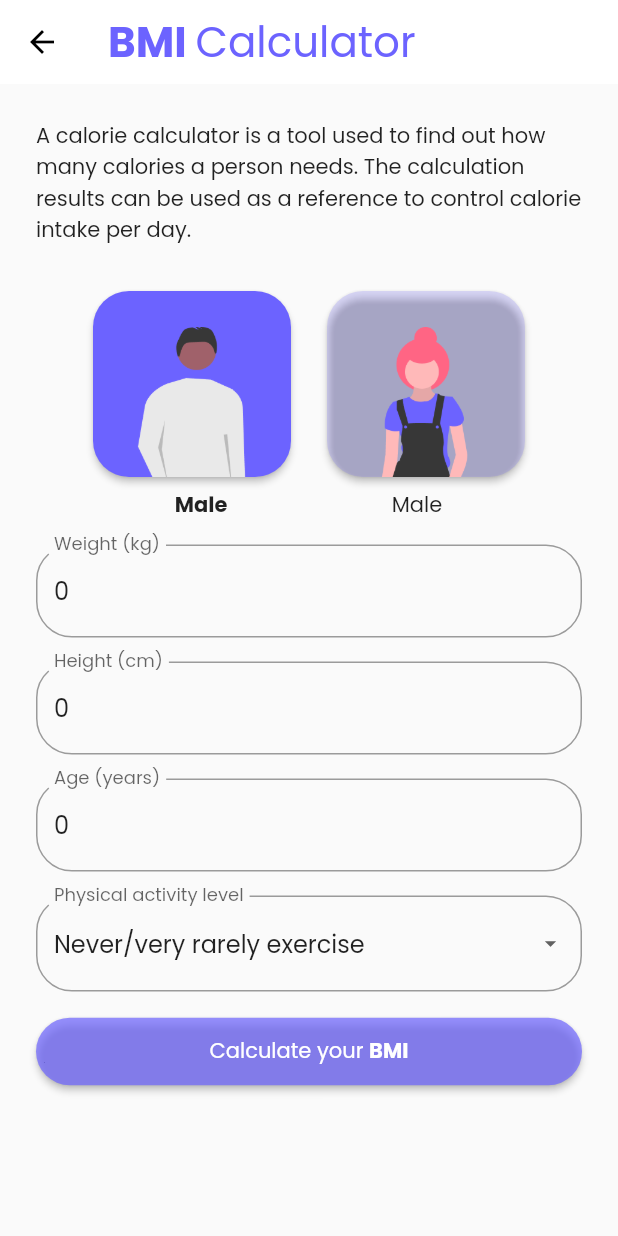
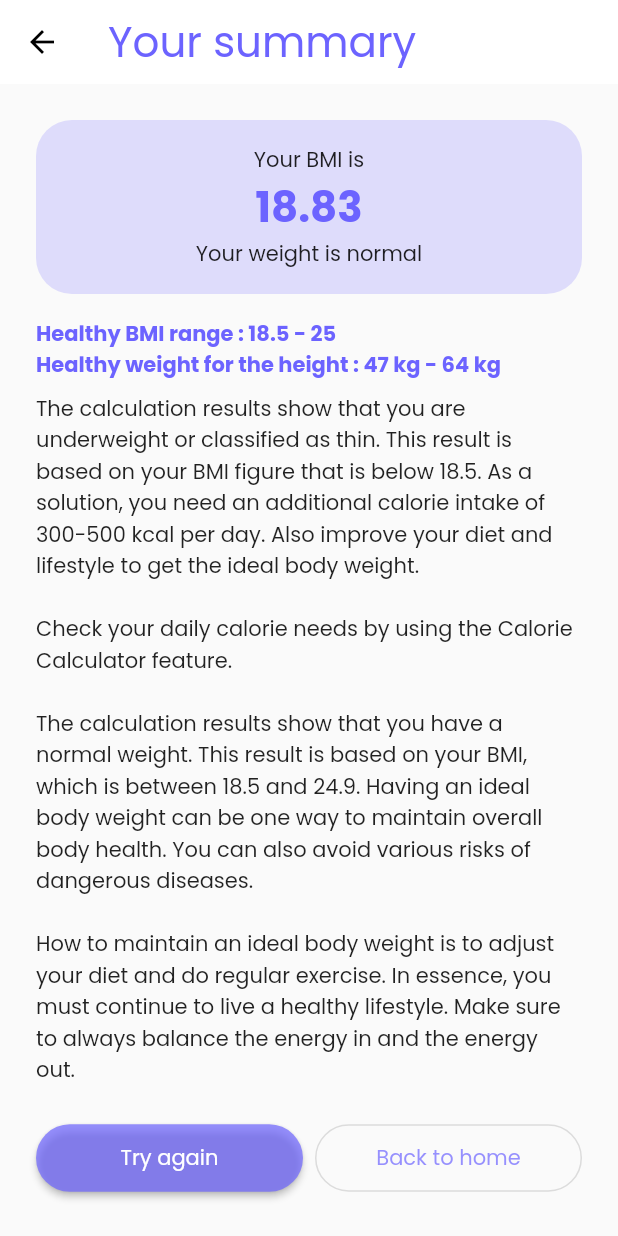
Before and after one commit to yysrll/flutter_health_calculator, a Flutter app: the CalculatorScreen screen opened directly, after a tap on "Calculate your", on a phone screen of 412 x 824 dp. Run offline on Flutter 3.47's test engine with Material 2 defaults, Android fonts, the phone set to English and light mode, and no system bars.

Commit message:
added summary page

```diff
--- a/lib/calculator_screen.dart
+++ b/lib/calculator_screen.dart
@@ -1,5 +1,6 @@
 import 'package:flutter/material.dart';
 import 'package:flutter/widgets.dart';
+import 'package:kalkulator_sehat/summary_screen.dart';
 
 var primaryColor = Color(0xFF6C63FF);
 var secondaryColor = Color(0x336C63FF);
@@ -143,7 +144,12 @@ class CalculatorScreen extends StatelessWidget {
                 Padding(
                     padding: EdgeInsets.symmetric(vertical: 8.0),
                     child: ElevatedButton(
-                        onPressed: () {},
+                        onPressed: () {
+                          Navigator.push(context,
+                              MaterialPageRoute(builder: (context) {
+                            return SummaryScreen();
+                          }));
+                        },
                         style: ElevatedButton.styleFrom(
                             primary: primaryButtonColor,
                             padding: EdgeInsets.all(12.0),
--- /dev/null
+++ b/lib/summary_screen.dart
@@ -0,0 +1,116 @@
+import 'package:flutter/material.dart';
+import 'package:flutter/widgets.dart';
+
+var primaryColor = Color(0xFF6C63FF);
+var secondaryColor = Color(0x336C63FF);
+var primaryButtonColor = Color(0xB36C63FF);
+
+class SummaryScreen extends StatelessWidget {
+  @override
+  Widget build(BuildContext context) {
+    return Scaffold(
+      appBar: AppBar(
+          backgroundColor: Colors.white,
+          iconTheme: IconThemeData(color: Colors.black),
+          elevation: 0,
+          title: Text(
+            'Your summary',
+            style: TextStyle(fontSize: 28.0, color: primaryColor),
+          )),
+      body: SafeArea(
+        child: SingleChildScrollView(
+          child: Padding(
+            padding: const EdgeInsets.all(24.0),
+            child: Column(
+              crossAxisAlignment: CrossAxisAlignment.stretch,
+              children: <Widget>[
+                Container(
+                  child: Padding(
+                    padding: const EdgeInsets.all(16.0),
+                    child: Column(
+                      children: <Widget>[
+                        Text('Your BMI is'),
+                        Text(
+                          '18.83',
+                          style: TextStyle(
+                              fontSize: 28.0,
+                              fontWeight: FontWeight.bold,
+                              color: primaryColor),
+                        ),
+                        Text('Your weight is normal')
+                      ],
+                    ),
+                  ),
+                  decoration: BoxDecoration(
+                      color: secondaryColor,
+                      borderRadius: BorderRadius.circular(24.0)),
+                ),
+                Padding(
+                  padding: const EdgeInsets.only(top: 16.0, bottom: 8.0),
+                  child: Text(
+                    'Healthy BMI range : 18.5 - 25 \nHealthy weight for the height : 47 kg - 64 kg',
+                    style: TextStyle(
+                        fontWeight: FontWeight.bold, color: primaryColor),
+                  ),
+                ),
+                Text(
+                    'The calculation results show that you are underweight or classified as thin. This result is based on your BMI figure that is below 18.5. As a solution, you need an additional calorie intake of 300-500 kcal per day. Also improve your diet and lifestyle to get the ideal body weight. \n\nCheck your daily calorie needs by using the Calorie Calculator feature. \n\nThe calculation results show that you have a normal weight. This result is based on your BMI, which is between 18.5 and 24.9. Having an ideal body weight can be one way to maintain overall body health. You can also avoid various risks of dangerous diseases. \n\nHow to maintain an ideal body weight is to adjust your diet and do regular exercise. In essence, you must continue to live a healthy lifestyle. Make sure to always balance the energy in and the energy out.'),
+                Padding(
+                  padding: const EdgeInsets.only(top: 24.0),
+                  child: Row(
+                    children: <Widget>[
+                      Expanded(
+                        flex: 2,
+                        child: Padding(
+                          padding: const EdgeInsets.only(right: 4.0),
+                          child: ElevatedButton(
+                              onPressed: () {
+                                Navigator.push(context,
+                                    MaterialPageRoute(builder: (context) {
+                                  return SummaryScreen();
+                                }));
+                              },
+                              style: ElevatedButton.styleFrom(
+                                  primary: primaryButtonColor,
+                                  padding: EdgeInsets.all(12.0),
+                                  shape: RoundedRectangleBorder(
+                                      borderRadius:
+                                          BorderRadius.circular(24.0))),
+                              child: Text(
+                                'Try again',
+                              )),
+                        ),
+                      ),
+                      Expanded(
+                        flex: 2,
+                        child: Padding(
+                          padding: const EdgeInsets.only(left: 4.0),
+                          child: OutlinedButton(
+                              onPressed: () {
+                                Navigator.push(context,
+                                    MaterialPageRoute(builder: (context) {
+                                  return SummaryScreen();
+                                }));
+                              },
+                              style: OutlinedButton.styleFrom(
+                                  primary: primaryButtonColor,
+                                  padding: EdgeInsets.all(12.0),
+                                  shape: RoundedRectangleBorder(
+                                      borderRadius:
+                                          BorderRadius.circular(24.0))),
+                              child: Text(
+                                'Back to home',
+                              )),
+                        ),
+                      ),
+                    ],
+                  ),
+                )
+              ],
+            ),
+          ),
+        ),
+      ),
+    );
+  }
+}
```
